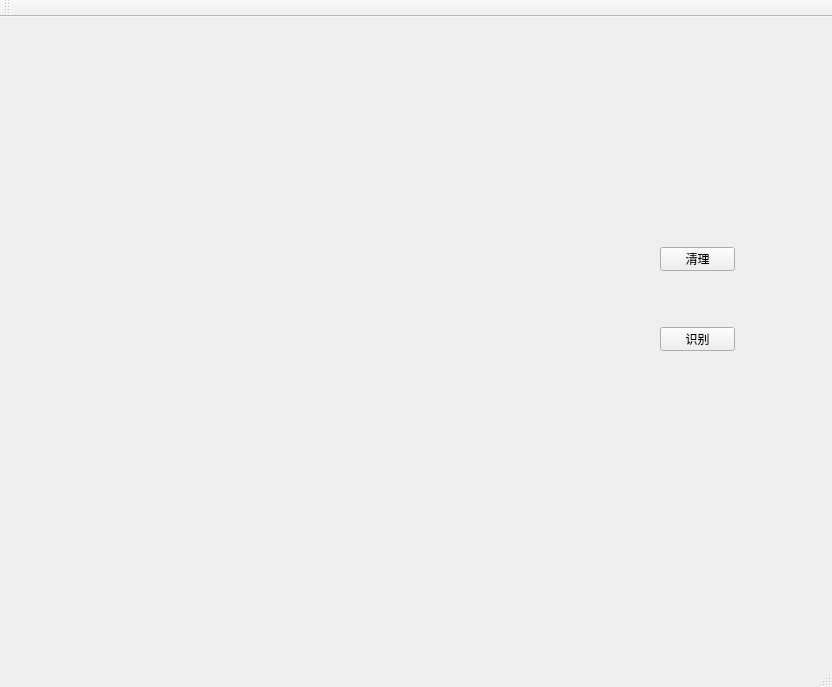
Qt form exetest/forms/Point.ui (toucheres/HandwrittenCNNwithGUI) before a commit.
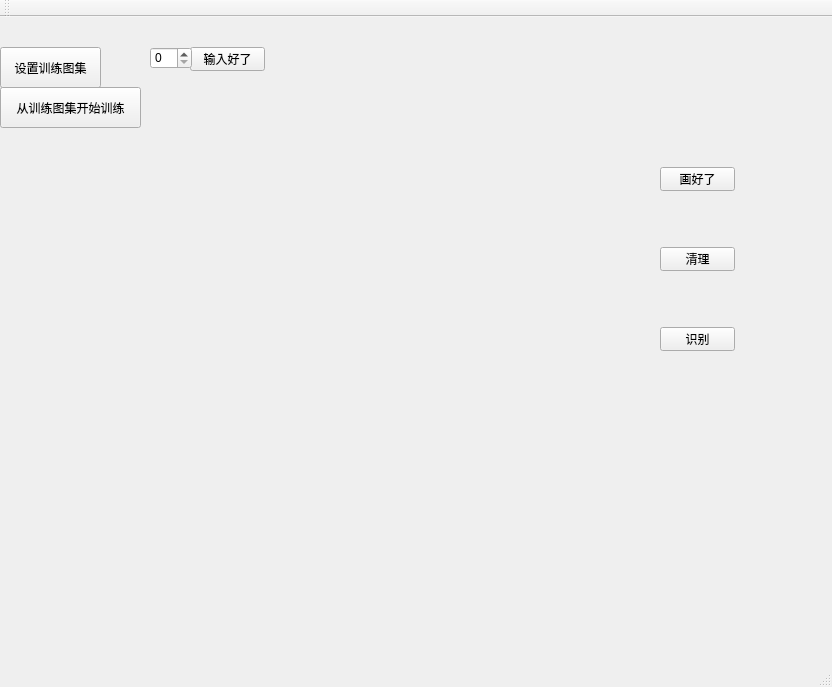
The same form after that commit.

Commit message: 基本实现图片创建与训练

```diff
--- a/exetest/forms/Point.ui
+++ b/exetest/forms/Point.ui
@@ -40,6 +40,68 @@
      <string>识别</string>
     </property>
    </widget>
+   <widget class="QPushButton" name="tarin">
+    <property name="geometry">
+     <rect>
+      <x>0</x>
+      <y>30</y>
+      <width>101</width>
+      <height>41</height>
+     </rect>
+    </property>
+    <property name="text">
+     <string>设置训练图集</string>
+    </property>
+   </widget>
+   <widget class="QPushButton" name="inputready">
+    <property name="geometry">
+     <rect>
+      <x>190</x>
+      <y>30</y>
+      <width>75</width>
+      <height>24</height>
+     </rect>
+    </property>
+    <property name="text">
+     <string>输入好了</string>
+    </property>
+   </widget>
+   <widget class="QPushButton" name="paintready">
+    <property name="geometry">
+     <rect>
+      <x>660</x>
+      <y>150</y>
+      <width>75</width>
+      <height>24</height>
+     </rect>
+    </property>
+    <property name="text">
+     <string>画好了</string>
+    </property>
+   </widget>
+   <widget class="QSpinBox" name="select">
+    <property name="geometry">
+     <rect>
+      <x>150</x>
+      <y>30</y>
+      <width>42</width>
+      <height>22</height>
+     </rect>
+    </property>
+   </widget>
+   <widget class="QPushButton" name="train_start">
+    <property name="geometry">
+     <rect>
+      <x>0</x>
+      <y>70</y>
+      <width>141</width>
+      <height>41</height>
+     </rect>
+    </property>
+    <property name="text">
+     <string>从训练图集开始训练</string>
+    </property>
+   </widget>
   </widget>
   <widget class="QMenuBar" name="menuBar">
    <property name="geometry">
```
Left out of the diff: 2 changed lines with no effect on the pictures. The commit also changes 9 other files.
